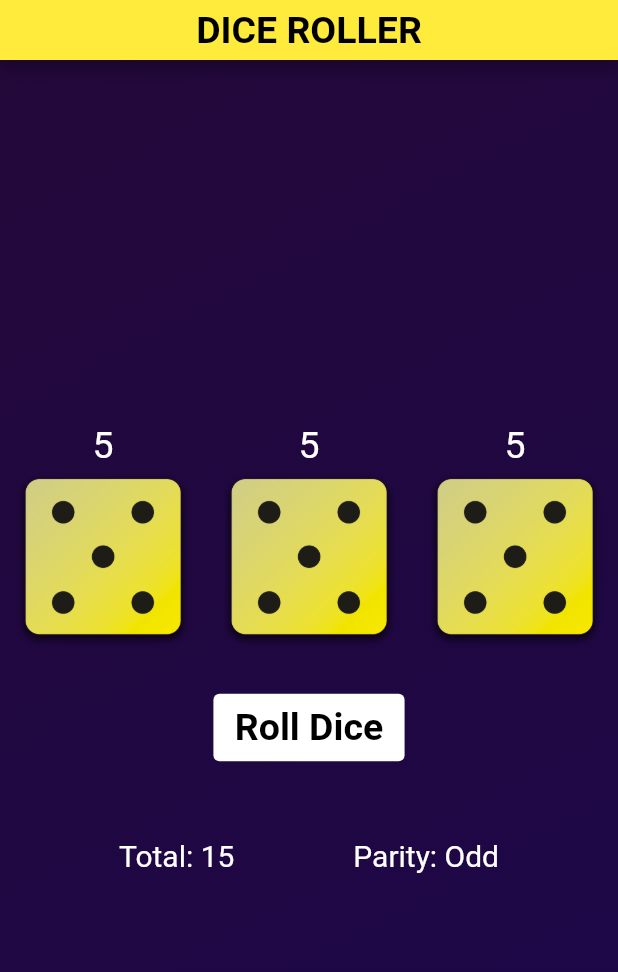
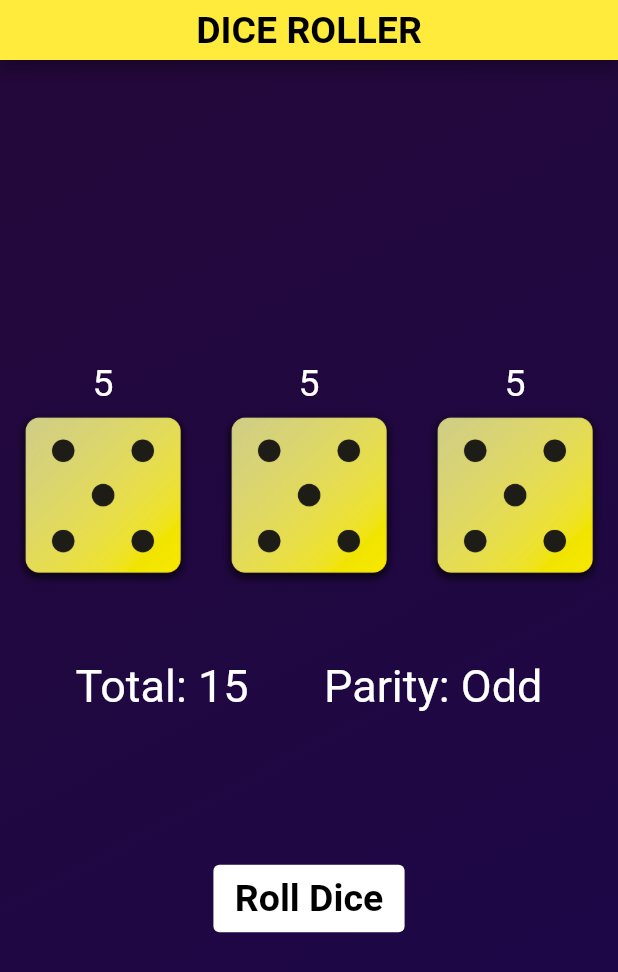
Before and after one commit to leminhtri1511/Roll_Dice_App, a Flutter app: the screen it shows after launch, after a tap on "Roll Dice", on a phone screen of 412 x 824 dp. Shown: the top 972 px of the screen. Run offline on Flutter 3.47's test engine with Material 2 defaults, Android fonts, the light colour scheme and no system bars.

Commit message:
update code

```diff
--- a/lib/dice_roll.dart
+++ b/lib/dice_roll.dart
@@ -40,7 +40,8 @@ class _DiceRollState extends State<DiceRoll> {
       resultDiv = 'Odd';
     }
 
-    return Column(
+    return SingleChildScrollView(
+      child: Column(
         mainAxisAlignment: MainAxisAlignment.center,
         children: [
           Row(
@@ -84,7 +85,31 @@ class _DiceRollState extends State<DiceRoll> {
               ),
             ],
           ),
-        const SizedBox(height: 30),
+          const SizedBox(height: 50),
+          Row(
+            mainAxisAlignment: MainAxisAlignment.spaceEvenly,
+            children: [
+              Text(
+                'Total: $sum',
+                style: const TextStyle(
+                  fontSize: 30,
+                  color: Colors.white,
+                ),
+              ),
+              Row(
+                children: [
+                  Text(
+                    'Parity: $resultDiv',
+                    style: const TextStyle(
+                      fontSize: 30,
+                      color: Colors.white,
+                    ),
+                  ),
+                ],
+              ),
+            ],
+          ),
+          const SizedBox(height: 100),
           TextButton(
             onPressed: rollDice,
             style: TextButton.styleFrom(
@@ -97,31 +122,8 @@ class _DiceRollState extends State<DiceRoll> {
             ),
             child: const Text(' Roll Dice '),
           ),
-        const SizedBox(height: 50),
-        Row(
-          mainAxisAlignment: MainAxisAlignment.spaceEvenly,
-          children: [
-            Text(
-              'Total: $sum',
-              style: const TextStyle(
-                fontSize: 20,
-                color: Colors.white,
-              ),
-            ),
-            Row(
-              children: [
-                Text(
-                  'Parity: $resultDiv',
-                  style: const TextStyle(
-                    fontSize: 20,
-                    color: Colors.white,
-                  ),
-                ),
         ],
       ),
-          ],
-        ),
-      ],
     );
   }
 }
```
Lines whose indentation alone changed are shown as unchanged.
